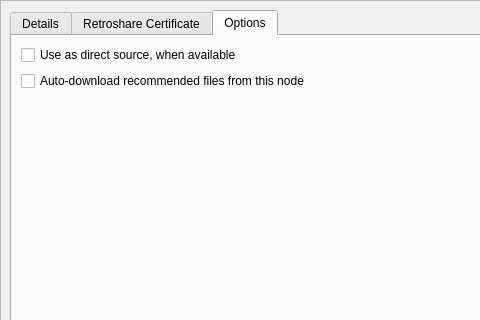
This is retroshare-gui/src/gui/connect/ConfCertDialog.ui in RetroShare/RetroShare as Qt 5 draws it before an edit; both pictures show x 0 to 480 and y 0 to 320 of the 635 by 634 pixel window. The edited form follows.
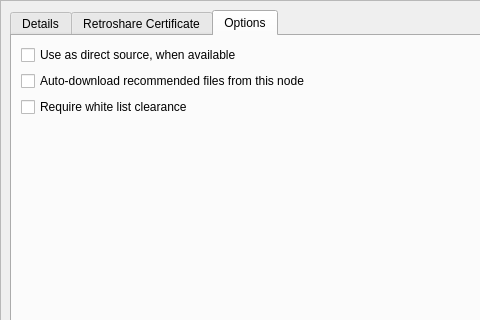
This is the edited form. The open tabs and pages were chosen to show the change. Icons and pictures are not drawn. Custom widgets are drawn as their Qt base class.

Commit message: added one flag for requiring whitelist clearance before connect. Added GUI checkboxes to set it. Still needs the IP in connect wizard.

```diff
--- a/retroshare-gui/src/gui/connect/ConfCertDialog.ui
+++ b/retroshare-gui/src/gui/connect/ConfCertDialog.ui
@@ -445,7 +445,7 @@
           <string>Options</string>
          </attribute>
          <layout class="QGridLayout" name="gridLayout">
-          <item row="2" column="0" colspan="2">
+          <item row="3" column="0" colspan="2">
            <spacer name="verticalSpacer_4">
             <property name="orientation">
              <enum>Qt::Vertical</enum>
@@ -475,6 +475,16 @@
             </property>
            </widget>
           </item>
+          <item row="2" column="0">
+           <widget class="QCheckBox" name="_require_WL_CB">
+            <property name="toolTip">
+             <string>&lt;html&gt;&lt;head/&gt;&lt;body&gt;&lt;p&gt;Peers that have this option cannot connect if their connection address is not in the whitelist. This protects you from traffic forwarding attacks. When used, rejected peers will be reported by &amp;quot;security feed items&amp;quot; in the News Feed section. From there, you can whitelist/blacklist their IP.&lt;/p&gt;&lt;/body&gt;&lt;/html&gt;</string>
+            </property>
+            <property name="text">
+             <string>Require white list clearance</string>
+            </property>
+           </widget>
+          </item>
          </layout>
         </widget>
        </widget>
```
Left out of the diff: 2 changed lines with no effect on the pictures. The commit also changes 5 other files.
